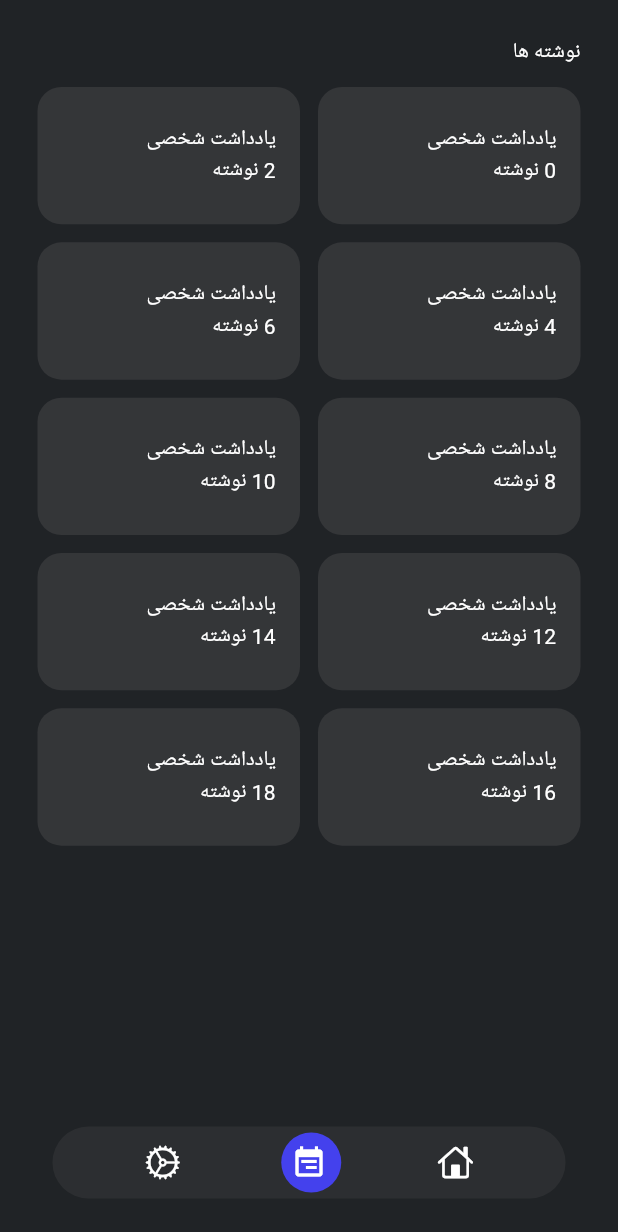
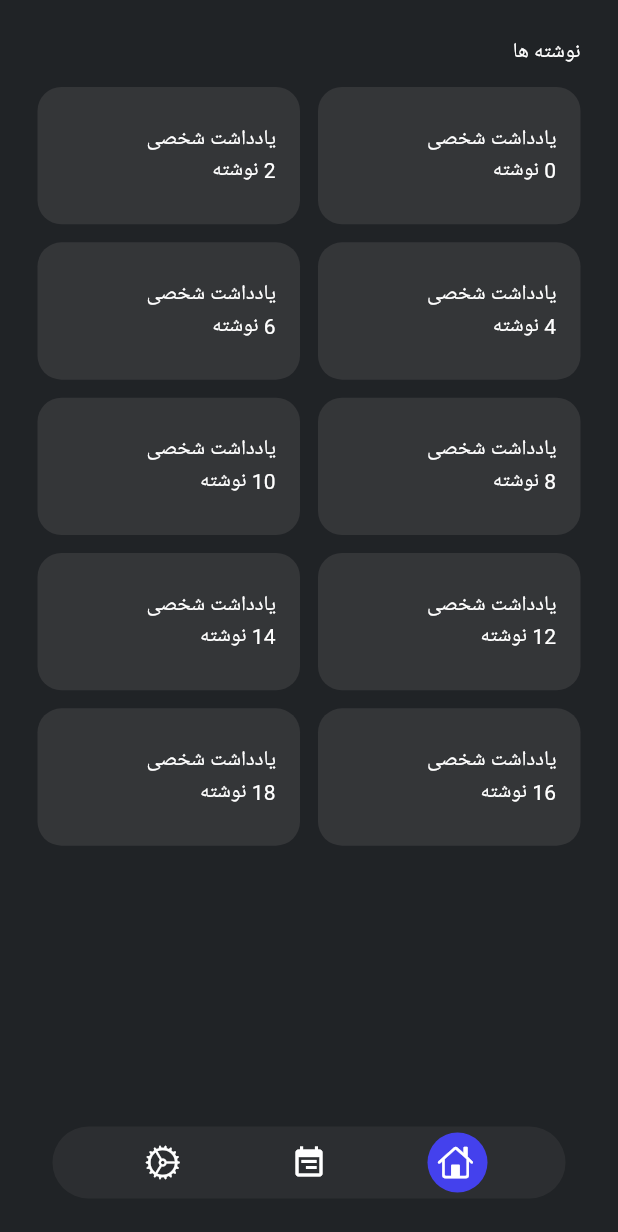
Before and after one commit to mohammad-dehghanifard/flutter_note_app, a Flutter app: the MainPage screen opened directly, on a phone screen of 412 x 824 dp. Shown: the top 1232 px of the screen. Run offline on Flutter 3.47's test engine with Material 3 defaults, Android fonts, the phone set to English and light mode, and no system bars; our stand-ins replace flutter_spinkit, get.

Commit message:
impl NavigationController

```diff
--- /dev/null
+++ b/lib/modules/main/controllers/navigation_controller.dart
@@ -0,0 +1,13 @@
+import 'package:get/get.dart';
+
+class NavigationController extends GetxController {
+//============================ Variables =======================================
+  int selectedIndex = 0;
+
+
+// =========================== Methods =========================================
+  void changePage(int pageIndex) {
+    selectedIndex = pageIndex;
+    update();
+  }
+}
--- a/lib/modules/main/pages/main_page.dart
+++ b/lib/modules/main/pages/main_page.dart
@@ -1,24 +1,29 @@
 import 'package:flutter/material.dart';
 import 'package:flutter_note_app/modules/home/pages/home_page.dart';
+import 'package:flutter_note_app/modules/main/controllers/navigation_controller.dart';
 import 'package:flutter_note_app/modules/main/widgets/bottom_navigation_widget.dart';
 import 'package:flutter_note_app/modules/note/pages/all_note_page.dart';
 import 'package:flutter_note_app/modules/setting/controllers/setting_page.dart';
+import 'package:get/get.dart';
 
 class MainPage extends StatelessWidget {
   const MainPage({super.key});
 
   @override
   Widget build(BuildContext context) {
-    return   Scaffold(
+    return  Scaffold(
       body: SafeArea(
         child: Padding(
           padding: const EdgeInsets.all(25),
-          child: Stack(
+          child: GetBuilder<NavigationController>(
+            init: NavigationController(),
+            builder: (controller) {
+              return Stack(
                 children: [
-              const Positioned.fill(
+                   Positioned.fill(
                     child: IndexedStack(
-                  index: 0,
-                  children: [
+                      index: controller.selectedIndex,
+                      children: const [
                         HomePage(),
                         AllNotePage(),
                         SettingPage()
@@ -30,10 +35,12 @@ class MainPage extends StatelessWidget {
                       right: 10,
                       left: 10,
                       child: BottomNavigationWidget(
-                    onChangePage: (index) {},
+                        onChangePage: (index) => controller.changePage(index),
                       )
                   )
                 ],
+              );
+            }
           ),
         ),
       ),
--- a/lib/modules/main/widgets/bottom_navigation_widget.dart
+++ b/lib/modules/main/widgets/bottom_navigation_widget.dart
@@ -1,5 +1,6 @@
 import 'package:flutter/cupertino.dart';
 import 'package:flutter/material.dart';
+import 'package:flutter_note_app/modules/main/controllers/navigation_controller.dart';
 import 'package:get/get.dart';
 
 class BottomNavigationWidget extends StatelessWidget {
@@ -18,22 +19,26 @@ class BottomNavigationWidget extends StatelessWidget {
           color: context.theme.colorScheme.primaryContainer.withOpacity(0.30),
           borderRadius: BorderRadius.circular(100)
       ),
-      child: Row(
+      child: GetBuilder<NavigationController>(
+        builder: (controller) {
+          return Row(
             mainAxisAlignment: MainAxisAlignment.spaceEvenly,
             children: [
               _NavigationItemWidget(
                   onTap: () {onChangePage(0);},
-              selected: false,
+                  selected: controller.selectedIndex == 0,
                   icon: CupertinoIcons.home),
              _NavigationItemWidget(
                   onTap: () {onChangePage(1);},
-             selected: true,
+                 selected: controller.selectedIndex == 1,
                   icon: Icons.event_note),
               _NavigationItemWidget(
                   onTap: () {onChangePage(2);},
-              selected: false,
+                  selected: controller.selectedIndex == 2,
                   icon: CupertinoIcons.settings),
             ],
+          );
+        }
       ),
     );
   }
```
Lines whose indentation alone changed are shown as unchanged.
